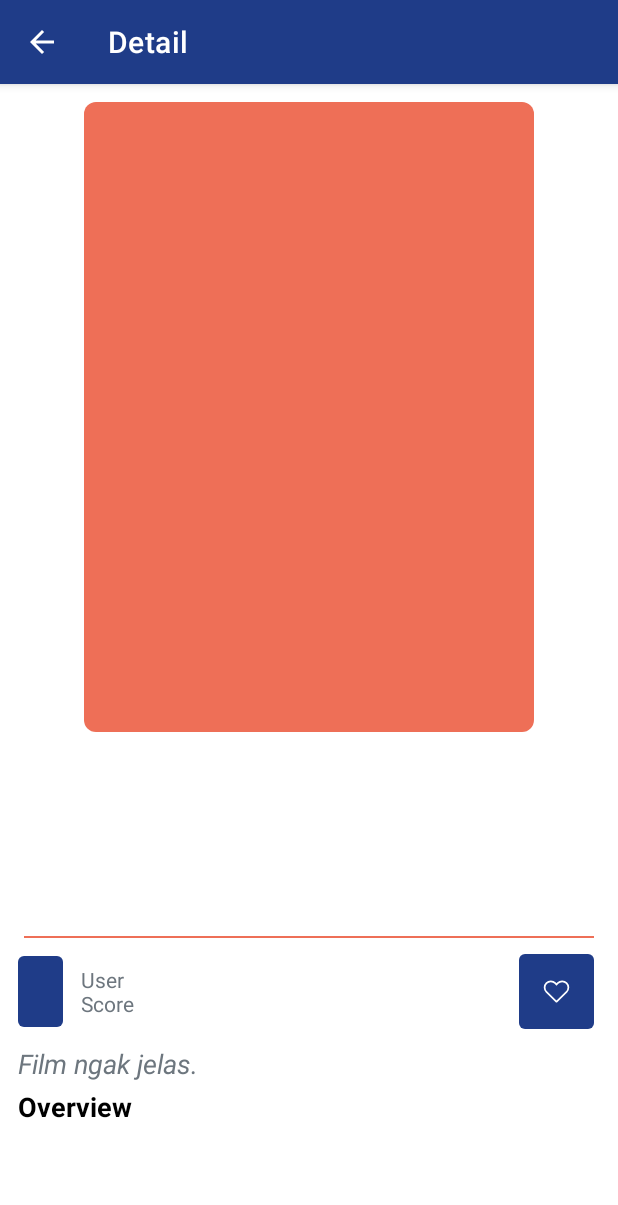
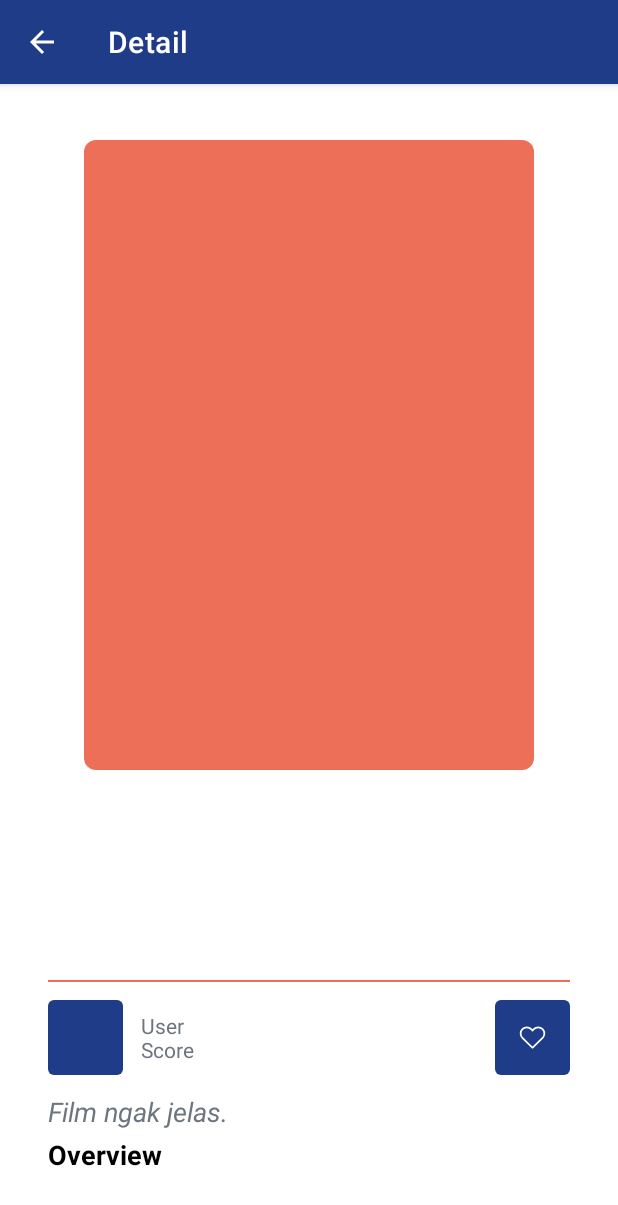
Before and after one commit to MadhanRa/movie_catalogue_app, an Android app: the DetailActivity screen opened directly, with no data from a screen before it, on a phone screen of 412 x 824 dp. Shown: the top 1205 px of the screen. Run offline under Robolectric (Android 15) with nearby library versions, the phone set to English and light mode, and no system bars; our stand-ins replace Dagger/Hilt's generated code; pictures from the network do not load.

```diff
--- a/app/build.gradle
+++ b/app/build.gradle
@@ -58,8 +58,8 @@ dependencies {
 
     implementation 'androidx.recyclerview:recyclerview:1.1.0'
     implementation 'com.github.bumptech.glide:glide:4.11.0'
-    implementation 'androidx.navigation:navigation-fragment-ktx:2.3.1'
-    implementation 'androidx.navigation:navigation-ui-ktx:2.3.1'
+    implementation 'androidx.navigation:navigation-fragment-ktx:2.3.2'
+    implementation 'androidx.navigation:navigation-ui-ktx:2.3.2'
     implementation 'androidx.legacy:legacy-support-v4:1.0.0'
 
 
@@ -102,6 +102,6 @@ dependencies {
     implementation "com.airbnb.android:lottie:$lottieVersion"
 
     // Paging
-    implementation "androidx.paging:paging-runtime:$pagingVersion"
+    implementation "androidx.paging:paging-runtime-ktx:$pagingVersion"
 
 }
--- a/app/src/main/java/id/madhanra/submission/MovieCatalogueApplication.kt
+++ b/app/src/main/java/id/madhanra/submission/MovieCatalogueApplication.kt
@@ -4,6 +4,4 @@ import android.app.Application
 import dagger.hilt.android.HiltAndroidApp
 
 @HiltAndroidApp
-class MovieCatalogueApplication : Application() {
-
-}
+class MovieCatalogueApplication : Application()
--- a/app/src/main/java/id/madhanra/submission/data/source/remote/MovieRemoteDataSource.kt
+++ b/app/src/main/java/id/madhanra/submission/data/source/remote/MovieRemoteDataSource.kt
@@ -4,7 +4,6 @@ import android.util.Log
 import androidx.lifecycle.LiveData
 import androidx.lifecycle.MutableLiveData
 import id.madhanra.submission.data.source.remote.response.DetailMovieResponse
-import id.madhanra.submission.data.source.remote.response.MovieResponse
 import id.madhanra.submission.data.source.remote.response.MoviesItem
 import id.madhanra.submission.utils.EspressoIdlingResource
 import io.reactivex.android.schedulers.AndroidSchedulers
@@ -45,6 +44,7 @@ class MovieRemoteDataSource @Inject constructor(
                         .subscribeOn(Schedulers.io())
                         .observeOn(AndroidSchedulers.mainThread())
                         .subscribe({ response ->
+
                             resultMovie.value = ApiResponse.success(response)
                             if (!EspressoIdlingResource.espressoTestIdlingResource.isIdleNow) {
                                 EspressoIdlingResource.decrement()
--- a/app/src/main/java/id/madhanra/submission/ui/movie/MovieFragment.kt
+++ b/app/src/main/java/id/madhanra/submission/ui/movie/MovieFragment.kt
@@ -19,6 +19,7 @@ class MovieFragment : Fragment() {
     private val binding get() = _binding!!
     private val viewModel: MovieViewModel by viewModels()
     private lateinit var movieAdapter: MovieAdapter
+
 
     override fun onCreateView(
         inflater: LayoutInflater, container: ViewGroup?,
@@ -60,6 +61,7 @@ class MovieFragment : Fragment() {
                 setHasFixedSize(true)
                 adapter = movieAdapter
             }
+
         }
     }
 
--- a/app/src/main/java/id/madhanra/submission/ui/movie/MovieViewModel.kt
+++ b/app/src/main/java/id/madhanra/submission/ui/movie/MovieViewModel.kt
@@ -10,6 +10,8 @@ import id.madhanra.submission.vo.Resource
 
 
 class MovieViewModel @ViewModelInject constructor(private val repository: MovieRepository) : ViewModel() {
+
+
     fun getMovies(sort: String) : LiveData<Resource<PagedList<MoviesEntity>>> = repository.getAllMovies(sort)
 
 }
--- a/app/src/main/java/id/madhanra/submission/ui/splashScreen/SplashScreenActivity.kt
+++ b/app/src/main/java/id/madhanra/submission/ui/splashScreen/SplashScreenActivity.kt
@@ -13,7 +13,7 @@ import id.madhanra.submission.ui.home.HomeActivity
 class SplashScreenActivity : AppCompatActivity() {
 
     private lateinit var binding: ActivitySplashScreenBinding
-    lateinit var handler: Handler
+    private lateinit var handler: Handler
 
     override fun onCreate(savedInstanceState: Bundle?) {
         super.onCreate(savedInstanceState)
--- a/app/src/main/res/layout/activity_detail.xml
+++ b/app/src/main/res/layout/activity_detail.xml
@@ -25,7 +25,6 @@
         android:layout_width="match_parent"
         android:layout_height="match_parent"
         android:fillViewport="true"
-        android:layout_marginBottom="12dp"
         app:layout_behavior="@string/appbar_scrolling_view_behavior">
 
         <include
--- a/app/src/main/res/layout/content_detail.xml
+++ b/app/src/main/res/layout/content_detail.xml
@@ -1,33 +1,37 @@
 <?xml version="1.0" encoding="utf-8"?>
-<androidx.constraintlayout.widget.ConstraintLayout xmlns:tools="http://schemas.android.com/tools"
-    xmlns:android="http://schemas.android.com/apk/res/android"
+<androidx.constraintlayout.widget.ConstraintLayout xmlns:android="http://schemas.android.com/apk/res/android"
     xmlns:app="http://schemas.android.com/apk/res-auto"
+    xmlns:tools="http://schemas.android.com/tools"
+    android:id="@+id/content_detail"
     android:layout_width="match_parent"
+    android:padding="16dp"
     android:layout_height="match_parent"
-    android:id="@+id/content_detail"
     android:descendantFocusability="blocksDescendants">
+
+    <androidx.constraintlayout.widget.ConstraintLayout
+        android:layout_width="0dp"
+        android:layout_height="wrap_content"
+        android:layout_marginStart="16dp"
+        android:layout_marginEnd="16dp"
+        app:layout_constraintBottom_toBottomOf="parent"
+        app:layout_constraintEnd_toEndOf="parent"
+        app:layout_constraintStart_toStartOf="parent">
 
         <ImageView
             android:id="@+id/image_poster"
             android:layout_width="300dp"
             android:layout_height="420dp"
-        android:layout_marginStart="8dp"
-        android:layout_marginEnd="8dp"
-        android:layout_marginTop="12dp"
             android:src="@drawable/image_poster_bg"
+            app:layout_constraintEnd_toEndOf="parent"
             app:layout_constraintStart_toStartOf="parent"
             app:layout_constraintTop_toTopOf="parent"
-        app:layout_constraintEnd_toEndOf="parent"
-        tools:ignore="ContentDescription"
-        android:transitionName="image_transition"/>
+            tools:ignore="ContentDescription" />
 
         <TextView
+            android:id="@+id/text_title"
             android:layout_width="0dp"
             android:layout_height="wrap_content"
-        android:id="@+id/text_title"
-        android:layout_marginStart="12dp"
-        android:layout_marginEnd="12dp"
-        android:layout_marginTop="12dp"
+            android:layout_marginTop="16dp"
             android:gravity="start"
             android:textColor="@color/colorAccent"
             android:textSize="20sp"
@@ -36,14 +40,12 @@
             app:layout_constraintHorizontal_bias="0.0"
             app:layout_constraintStart_toStartOf="parent"
             app:layout_constraintTop_toBottomOf="@id/image_poster"
-        tools:text="@string/title"/>
+            tools:text="@string/title" />
 
         <TextView
+            android:id="@+id/text_year"
             android:layout_width="wrap_content"
             android:layout_height="wrap_content"
-        android:id="@+id/text_year"
-        android:layout_marginStart="12dp"
-        android:layout_marginEnd="12dp"
             android:gravity="start"
             android:textColor="@color/colorText"
             android:textSize="18sp"
@@ -51,15 +53,13 @@
             app:layout_constraintHorizontal_bias="0.0"
             app:layout_constraintStart_toStartOf="parent"
             app:layout_constraintTop_toBottomOf="@id/text_title"
-        tools:text="@string/year"/>
+            tools:text="@string/year" />
 
 
         <TextView
+            android:id="@+id/text_genre"
             android:layout_width="0dp"
             android:layout_height="wrap_content"
-        android:id="@+id/text_genre"
-        android:layout_marginStart="12dp"
-        android:layout_marginEnd="12dp"
             android:layout_marginTop="8dp"
             android:gravity="start"
             android:textColor="@color/colorTextSecondary"
@@ -68,15 +68,13 @@
             app:layout_constraintHorizontal_bias="0.0"
             app:layout_constraintStart_toStartOf="parent"
             app:layout_constraintTop_toBottomOf="@id/text_year"
-        tools:text="@string/genre"/>
+            tools:text="@string/genre" />
 
         <TextView
+            android:id="@+id/text_length"
             android:layout_width="wrap_content"
             android:layout_height="wrap_content"
-        android:id="@+id/text_length"
-        android:layout_marginStart="12dp"
             android:layout_marginTop="8dp"
-        android:layout_marginEnd="12dp"
             android:gravity="start"
             android:textColor="@color/colorTextSecondary"
             android:textSize="16sp"
@@ -84,16 +82,17 @@
             app:layout_constraintHorizontal_bias="0.0"
             app:layout_constraintStart_toStartOf="parent"
             app:layout_constraintTop_toBottomOf="@id/text_genre"
-        tools:text="@string/duration"/>
+            tools:text="@string/duration" />
 
         <View
+            android:id="@+id/line1"
             android:layout_width="match_parent"
             android:layout_height="1dp"
-        android:id="@+id/line1"
-        android:layout_marginStart="16dp"
             android:layout_marginTop="12dp"
-        android:layout_marginEnd="16dp"
             android:background="@color/colorAccent"
+            app:layout_constraintEnd_toEndOf="parent"
+            app:layout_constraintHorizontal_bias="0.6"
+            app:layout_constraintStart_toStartOf="parent"
             app:layout_constraintTop_toBottomOf="@id/text_length" />
 
         <TextView
@@ -102,27 +101,25 @@
             android:layout_marginStart="12dp"
             android:layout_marginEnd="12dp"
             android:gravity="start"
+            android:text="@string/user_score_title"
             android:textColor="@color/colorTextSecondary"
             android:textSize="14sp"
+            app:layout_constraintBottom_toBottomOf="@id/text_user_score"
             app:layout_constraintEnd_toEndOf="parent"
             app:layout_constraintHorizontal_bias="0.0"
             app:layout_constraintStart_toEndOf="@id/text_user_score"
-        app:layout_constraintTop_toTopOf="@id/text_user_score"
-        app:layout_constraintBottom_toBottomOf="@id/text_user_score"
-        android:text="@string/user_score_title"/>
+            app:layout_constraintTop_toTopOf="@id/text_user_score" />
 
         <TextView
             android:id="@+id/text_user_score"
-        android:layout_width="wrap_content"
-        android:layout_height="wrap_content"
-        android:layout_marginStart="12dp"
+            android:layout_width="50dp"
+            android:layout_height="50dp"
             android:layout_marginTop="12dp"
-        android:layout_marginEnd="12dp"
             android:background="@drawable/user_score_bg"
             android:gravity="center"
             android:padding="10dp"
             android:textColor="@color/colorTextTertiary"
-        android:textSize="20sp"
+            android:textSize="16sp"
             android:textStyle="bold"
             app:layout_constraintEnd_toEndOf="parent"
             app:layout_constraintHorizontal_bias="0.0"
@@ -134,79 +131,73 @@
             android:id="@+id/favorite_button"
             android:layout_width="50dp"
             android:layout_height="50dp"
+            android:background="@drawable/user_score_bg"
             android:foregroundGravity="center"
             android:padding="8dp"
-        android:background="@drawable/user_score_bg"
+            app:layout_constraintBottom_toBottomOf="@id/text_user_score"
             app:layout_constraintEnd_toEndOf="parent"
             app:layout_constraintTop_toTopOf="@id/text_user_score"
-        app:layout_constraintBottom_toBottomOf="@id/text_user_score"
-        android:layout_marginEnd="16dp"
-        app:lottie_rawRes="@raw/lottie_favorite_icon"
             app:lottie_autoPlay="false"
-        app:lottie_loop="false"/>
+            app:lottie_loop="false"
+            app:lottie_rawRes="@raw/lottie_favorite_icon" />
 
 
         <TextView
+            android:id="@+id/text_tagline"
             android:layout_width="wrap_content"
             android:layout_height="wrap_content"
-        android:id="@+id/text_tagline"
-        android:layout_marginStart="12dp"
-        android:layout_marginEnd="12dp"
             android:layout_marginTop="12dp"
             android:gravity="start"
+            android:text="@string/tagline"
             android:textColor="@color/colorTextSecondary"
             android:textSize="18sp"
             android:textStyle="italic"
             app:layout_constraintEnd_toEndOf="parent"
             app:layout_constraintHorizontal_bias="0.0"
             app:layout_constraintStart_toStartOf="parent"
-        app:layout_constraintTop_toBottomOf="@id/text_user_score"
-        android:text="@string/tagline"/>
+            app:layout_constraintTop_toBottomOf="@id/text_user_score" />
 
         <TextView
+            android:id="@+id/text_overview_title"
             android:layout_width="wrap_content"
             android:layout_height="wrap_content"
-        android:id="@+id/text_overview_title"
-        android:layout_marginStart="12dp"
-        android:layout_marginEnd="12dp"
             android:layout_marginTop="4dp"
             android:gravity="start"
+            android:text="@string/overview_title"
             android:textColor="@color/black"
             android:textSize="18sp"
             android:textStyle="bold"
             app:layout_constraintEnd_toEndOf="parent"
             app:layout_constraintHorizontal_bias="0.0"
             app:layout_constraintStart_toStartOf="parent"
-        app:layout_constraintTop_toBottomOf="@id/text_tagline"
-        android:text="@string/overview_title"/>
+            app:layout_constraintTop_toBottomOf="@id/text_tagline" />
 
         <TextView
+            android:id="@+id/text_overview"
             android:layout_width="0dp"
             android:layout_height="wrap_content"
-        android:id="@+id/text_overview"
-        android:layout_marginStart="12dp"
-        android:layout_marginEnd="12dp"
             android:layout_marginTop="4dp"
             android:gravity="start"
             android:textColor="@color/colorText"
-        android:textSize="18sp"
+            android:textSize="16sp"
             app:layout_constraintEnd_toEndOf="parent"
             app:layout_constraintHorizontal_bias="0.0"
             app:layout_constraintStart_toStartOf="parent"
             app:layout_constraintTop_toBottomOf="@id/text_overview_title"
-        tools:text="@string/overview"/>
+            tools:text="@string/overview" />
+    </androidx.constraintlayout.widget.ConstraintLayout>
 
     <ProgressBar
         android:id="@+id/progress_bar"
+        style="?android:attr/progressBarStyle"
         android:layout_width="wrap_content"
         android:layout_height="wrap_content"
-        style="?android:attr/progressBarStyle"
         android:visibility="gone"
         app:layout_constraintBottom_toBottomOf="parent"
         app:layout_constraintEnd_toEndOf="parent"
         app:layout_constraintStart_toStartOf="parent"
         app:layout_constraintTop_toTopOf="parent"
-        tools:visibility="visible"/>
+        tools:visibility="visible" />
 
 
 </androidx.constraintlayout.widget.ConstraintLayout>
```
Also changed, not shown: app/src/main/java/id/madhanra/submission/data/source/local/room/MovieCatalogueDatabase.kt (+0 -13 lines), app/src/main/res/layout/activity_home.xml (+14 -14 lines), 1 other file. Lines whose indentation alone changed are shown as unchanged.
